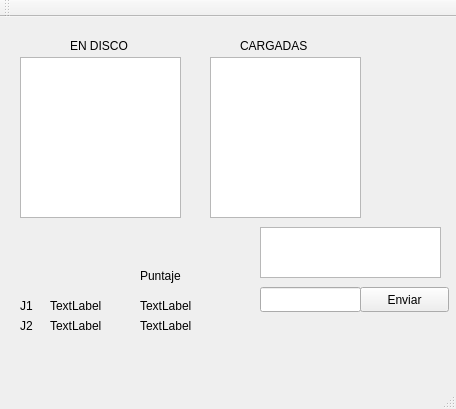
Old version of the form QT-Server/server.ui in the repository menaleon/Cards--Pagination-Game.
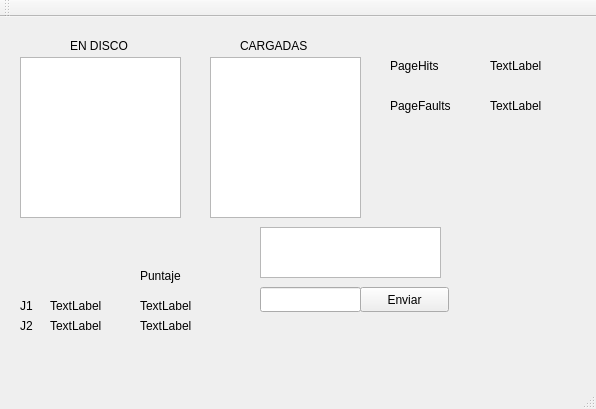
New version of the form.

Commit message: PagedMatrix can now verify if a card is in memory - Server side

Patch:
```diff
--- a/QT-Server/server.ui
+++ b/QT-Server/server.ui
@@ -6,7 +6,7 @@
    <rect>
     <x>0</x>
     <y>0</y>
-    <width>456</width>
+    <width>596</width>
     <height>409</height>
    </rect>
   </property>
@@ -187,6 +187,58 @@
      <string>Puntaje</string>
     </property>
    </widget>
+   <widget class="QLabel" name="page_hits">
+    <property name="geometry">
+     <rect>
+      <x>490</x>
+      <y>40</y>
+      <width>67</width>
+      <height>17</height>
+     </rect>
+    </property>
+    <property name="text">
+     <string>TextLabel</string>
+    </property>
+   </widget>
+   <widget class="QLabel" name="page_faults">
+    <property name="geometry">
+     <rect>
+      <x>490</x>
+      <y>80</y>
+      <width>67</width>
+      <height>17</height>
+     </rect>
+    </property>
+    <property name="text">
+     <string>TextLabel</string>
+    </property>
+   </widget>
+   <widget class="QLabel" name="label_8">
+    <property name="geometry">
+     <rect>
+      <x>390</x>
+      <y>40</y>
+      <width>67</width>
+      <height>17</height>
+     </rect>
+    </property>
+    <property name="text">
+     <string>PageHits</string>
+    </property>
+   </widget>
+   <widget class="QLabel" name="label_9">
+    <property name="geometry">
+     <rect>
+      <x>390</x>
+      <y>80</y>
+      <width>81</width>
+      <height>17</height>
+     </rect>
+    </property>
+    <property name="text">
+     <string>PageFaults</string>
+    </property>
+   </widget>
   </widget>
   <widget class="QMenuBar" name="menuBar">
    <property name="geometry">
```
Left out of the diff: 2 changed lines with no effect on the pictures. The commit also changes 4 other files.
